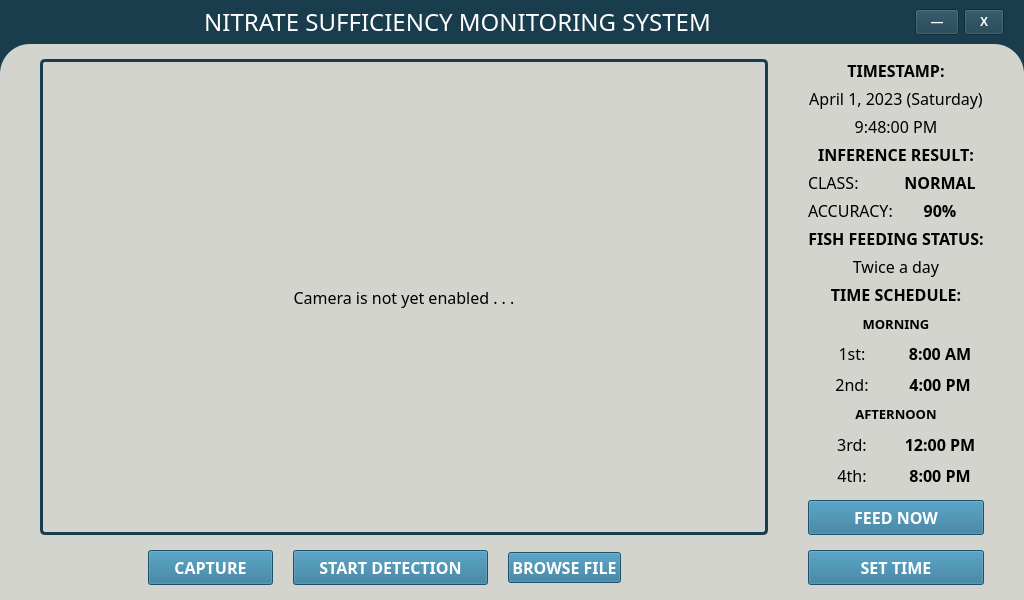
Above: main.ui from jeraldconstantino/nitrate-sufficiency-monitoring-system before the change. Below: the same form after it.
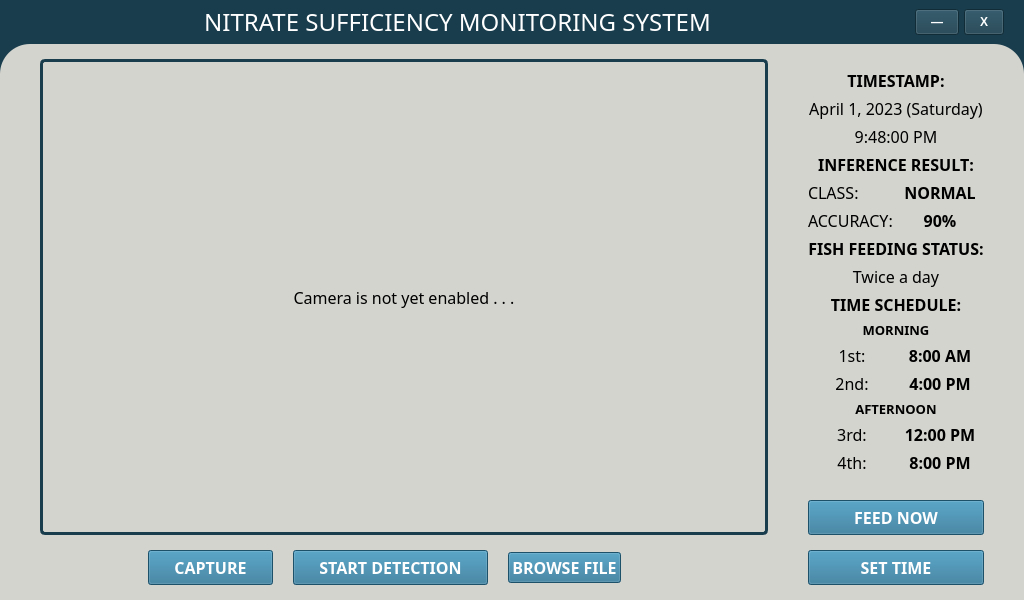
That is the form after the change.

Commit message: time schedule padding modified

The edit to the form file:
```diff
--- a/main.ui
+++ b/main.ui
@@ -1031,7 +1031,7 @@
          <item>
           <layout class="QVBoxLayout" name="timeScheduleLayout">
            <property name="spacing">
-            <number>10</number>
+            <number>5</number>
            </property>
            <property name="bottomMargin">
             <number>10</number>
```
